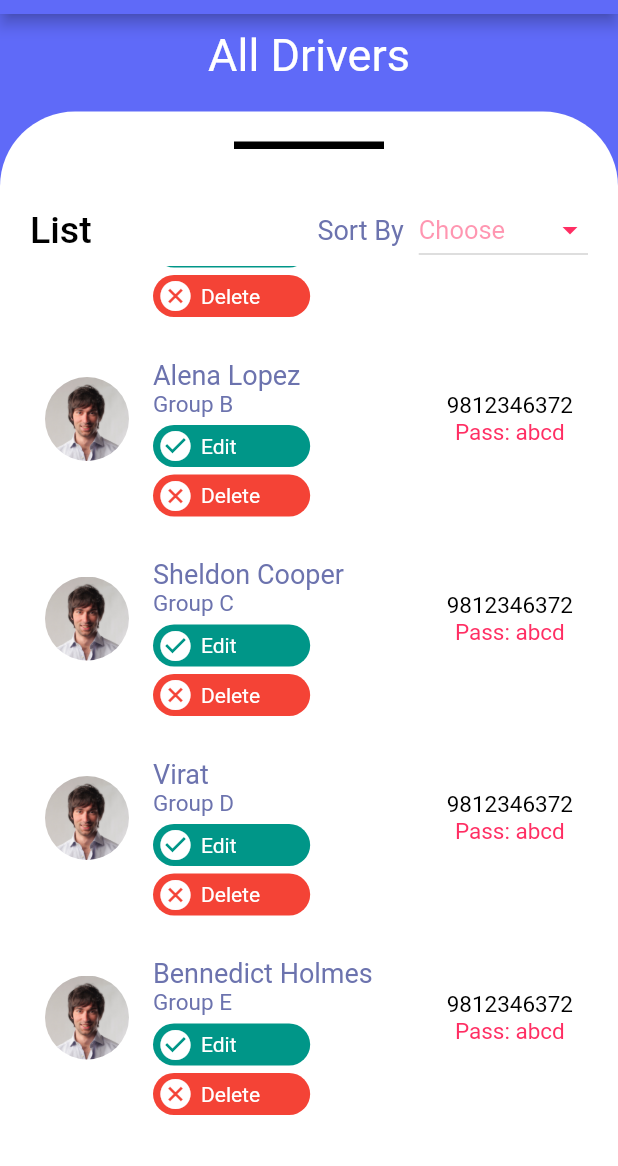
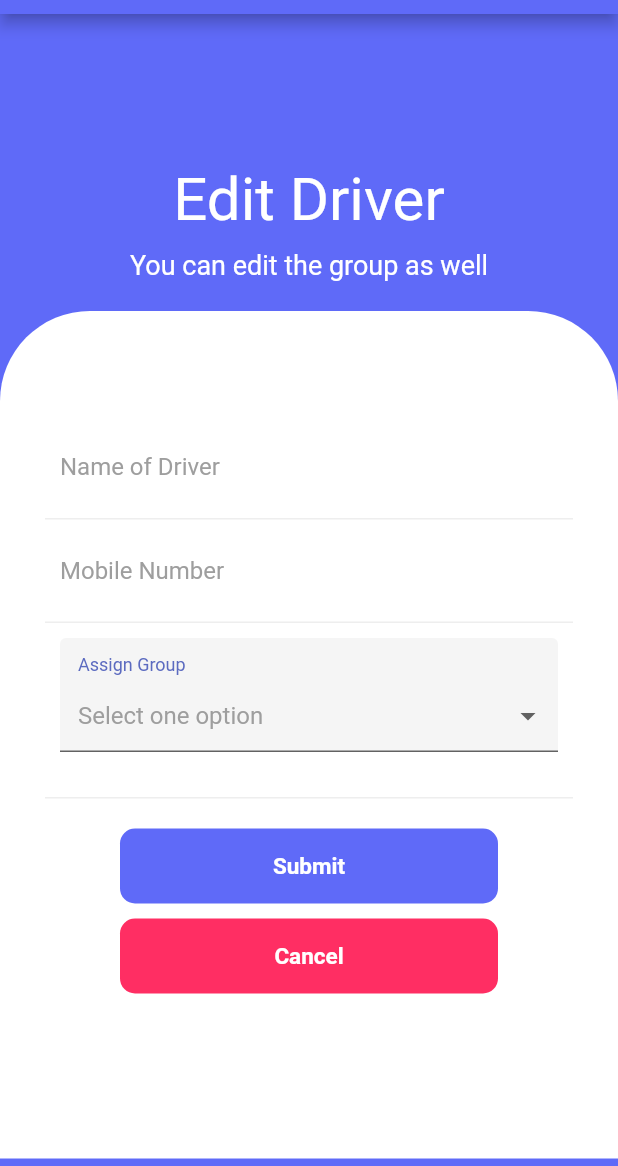
Before and after one commit to frozenparadox99/waterkard-ui, a Flutter app: the AllDrivers screen opened directly, scrolled down 85 dp, after a tap on "Delete", on a phone screen of 412 x 824 dp, the part 70-1236 px from its top. Run offline on Flutter 3.47's test engine with Material 2 defaults, Android fonts, the phone set to English and light mode, and no system bars; drawn by our look-alikes of dropdown_formfield; our stand-ins replace firebase_auth, firebase_core, introduction_screen, pinput; missing offline and left inert: card_settings; accounts and stored records are empty.

Commit message:
added: edit driver and add driver pages

```diff
--- a/lib/ui/pages/add_driver_pages/all_drivers.dart
+++ b/lib/ui/pages/add_driver_pages/all_drivers.dart
@@ -1,6 +1,8 @@
 import 'package:firebase_auth/firebase_auth.dart';
 import 'package:flutter/material.dart';
-import 'package:flutter_swiper/flutter_swiper.dart';
+// import 'package:flutter_swiper/flutter_swiper.dart';
+import 'package:waterkard/ui/pages/add_driver_pages/add_driver.dart';
+import 'package:waterkard/ui/pages/add_driver_pages/edit_driver.dart';
 import 'package:waterkard/ui/widgets/Sidebar.dart';
 
 import '../vendor_login_page.dart';
@@ -32,7 +34,10 @@ class _AllDriversState extends State<AllDrivers> {
         actions: [
           IconButton(
             icon: Icon(Icons.add_circle),
-            onPressed: ()  {},
+            onPressed: ()  {
+              Navigator.pushReplacement(
+                  context, MaterialPageRoute(builder: (context) => AddDriver()));
+            },
           ),
           IconButton(
             icon: Icon(Icons.filter_alt),
@@ -346,7 +351,8 @@ class Status extends StatelessWidget {
       ),
       child: InkWell(
         onTap: (){
-          print("Here");
+          Navigator.pushReplacement(
+              context, MaterialPageRoute(builder: (context) => EditDriver()));
         },
         child: Row(
           children: [
--- a/lib/ui/pages/add_driver_pages/edit_driver.dart
+++ b/lib/ui/pages/add_driver_pages/edit_driver.dart
@@ -0,0 +1,244 @@
+import 'package:flutter/material.dart';
+import 'package:firebase_auth/firebase_auth.dart';
+import 'package:dropdown_formfield/dropdown_formfield.dart';
+import 'package:waterkard/ui/pages/add_driver_pages/all_drivers.dart';
+
+import 'package:waterkard/ui/pages/vendor_login_page.dart';
+import 'package:waterkard/ui/widgets/Sidebar.dart';
+
+
+class EditDriver extends StatefulWidget {
+  const EditDriver({Key key}) : super(key: key);
+
+  @override
+  _EditDriverState createState() => _EditDriverState();
+}
+
+class _EditDriverState extends State<EditDriver> {
+
+  String uid;
+  final _groupNames = [
+    {
+      "display": "Group 1",
+      "value": "G1",
+    },
+    {
+      "display": "Group 2",
+      "value": "G2",
+    },
+    {
+      "display": "Group 3",
+      "value": "G3",
+    },
+  ];
+
+  String currentStateSelected;
+
+  void initState() {
+    // TODO: implement initState
+    super.initState();
+    uid = FirebaseAuth.instance.currentUser.uid;
+  }
+  @override
+  Widget build(BuildContext context) {
+    return  Scaffold(
+      drawer: Sidebar(),
+      appBar: AppBar(
+        title: Text('Cards'),
+        actions: [
+          IconButton(
+            icon: Icon(Icons.add_circle),
+            onPressed: ()  {},
+          ),
+          IconButton(
+            icon: Icon(Icons.filter_alt),
+            onPressed: ()  {},
+          ),
+          IconButton(
+            icon: Icon(Icons.search),
+            onPressed: ()  {},
+          ),
+          IconButton(
+            icon: Icon(Icons.logout),
+            onPressed: () async {
+              await FirebaseAuth.instance.signOut();
+              Navigator.pushReplacement(
+                  context, MaterialPageRoute(builder: (context) => VendorLoginPage()));
+            },
+          )
+        ],
+      ),
+      body: Container(
+        width: double.infinity,
+        decoration: BoxDecoration(
+
+          color: Color(0xFF5F6AF8),
+        ),
+        child: Column(
+          children: <Widget>[
+            SizedBox(height: 80,),
+            Padding(
+              padding: EdgeInsets.all(20),
+              child: Column(
+                crossAxisAlignment: CrossAxisAlignment.start,
+                children: <Widget>[
+                  Center(
+                    child: Text("Edit Driver", style: TextStyle(color: Colors.white, fontSize: 40),),
+                  ),
+                  SizedBox(height: 10,),
+                  Center(
+                    child: Text("You can edit the group as well", style: TextStyle(color: Colors.white, fontSize: 18),),
+                  )
+                ],
+              ),
+            ),
+            Expanded(child: SafeArea(
+              child: SingleChildScrollView(
+                physics: BouncingScrollPhysics(),
+                child: Container(
+                  decoration: BoxDecoration(
+                      color: Colors.white,
+                      borderRadius: BorderRadius.only(
+                        topLeft: Radius.circular(60),
+                        topRight: Radius.circular(60),
+                      )
+                  ),
+                  child: Padding(
+                    padding: EdgeInsets.all(30),
+                    child: Column(
+                      children: <Widget>[
+                        SizedBox(height: 40,),
+                        Container(
+                          decoration: BoxDecoration(
+                              color: Colors.white,
+                              borderRadius: BorderRadius.circular(10)
+                          ),
+                          child: Column(
+                            children: <Widget>[
+                              Container(
+                                padding: EdgeInsets.all(10),
+                                decoration: BoxDecoration(
+                                    border: Border(
+                                        bottom: BorderSide(color: Colors.grey[200])
+                                    )
+                                ),
+                                child: TextField(
+                                  decoration: InputDecoration(
+                                      hintText: "Name of Driver",
+                                      hintStyle: TextStyle(color: Colors.grey),
+                                      border: InputBorder.none
+                                  ),
+                                ),
+                              ),
+                              Container(
+                                padding: EdgeInsets.all(10),
+                                decoration: BoxDecoration(
+                                    border: Border(
+                                        bottom: BorderSide(color: Colors.grey[200])
+                                    )
+                                ),
+                                child: TextField(
+                                  decoration: InputDecoration(
+                                      hintText: "Mobile Number",
+                                      hintStyle: TextStyle(color: Colors.grey),
+                                      border: InputBorder.none
+                                  ),
+                                ),
+                              ),
+                              Container(
+                                padding: EdgeInsets.all(10),
+                                decoration: BoxDecoration(
+                                  color: Colors.white,
+
+
+                                ),
+                                child: DropDownFormField(
+                                  validator: (dynamic value) {
+                                    if (value == null) {
+                                      return 'State cannot be empty';
+                                    }
+                                    return null;
+                                  },
+                                  titleText: 'Assign Group',
+                                  value: currentStateSelected,
+                                  onSaved: (value) {
+                                    setState(() {
+                                      currentStateSelected = value;
+                                    });
+                                  },
+                                  onChanged: (value) {
+                                    setState(() {
+                                      currentStateSelected = value;
+                                    });
+                                  },
+                                  dataSource: _groupNames,
+                                  textField: 'display',
+                                  valueField: 'value',
+                                ),
+                              ),
+                              Container(
+                                padding: EdgeInsets.all(10),
+                                decoration: BoxDecoration(
+                                    border: Border(
+                                        bottom: BorderSide(color: Colors.grey[200])
+                                    )
+                                ),
+
+                              ),
+                            ],
+                          ),
+                        ),
+                        SizedBox(height: 20,),
+
+                        Container(
+                          height: 50,
+                          margin: EdgeInsets.symmetric(horizontal: 50),
+                          decoration: BoxDecoration(
+                            color: Color(0xFF5F6AF8),
+                            borderRadius: BorderRadius.circular(10),
+                          ),
+                          child: Center(
+                            child: Text("Submit",style: TextStyle(
+                                color: Colors.white,
+                                fontSize: 15,
+                                fontWeight: FontWeight.bold
+                            ),),
+                          ),
+                        ),
+                        SizedBox(height: 10,),
+                        InkWell(
+                          onTap: (){
+                            Navigator.pushReplacement(
+                                context, MaterialPageRoute(builder: (context) => AllDrivers()));
+                          },
+                          child: Container(
+                            height: 50,
+                            margin: EdgeInsets.symmetric(horizontal: 50),
+                            decoration: BoxDecoration(
+                              color: Color(0xffFF2E63),
+                              borderRadius: BorderRadius.circular(10),
+                            ),
+                            child: Center(
+                              child: Text("Cancel",style: TextStyle(
+                                  color: Colors.white,
+                                  fontSize: 15,
+                                  fontWeight: FontWeight.bold
+                              ),),
+                            ),
+                          ),
+                        ),
+
+                        SizedBox(height: 40,),
+                        SizedBox(height: 40,),
+                      ],
+                    ),
+                  ),
+                ),
+              ),
+            ))
+          ],
+        ),
+      ),
+    );
+  }
+}
```
Also changed, not shown: lib/ui/pages/add_driver_pages/add_driver.dart (+244 -0 lines).
